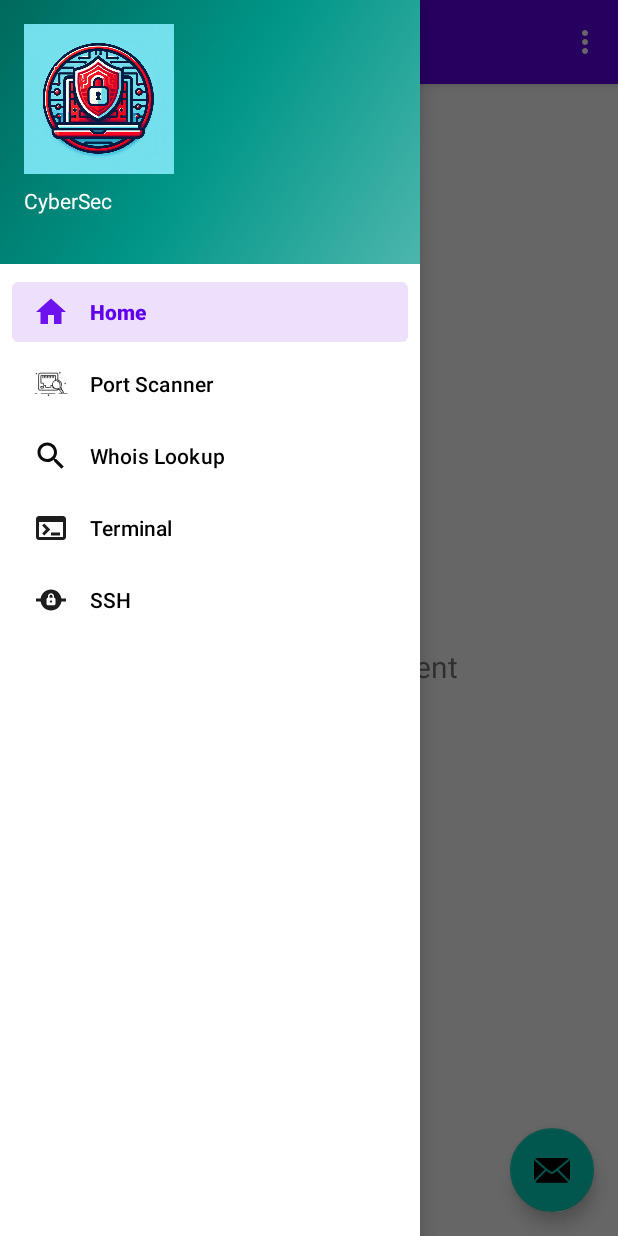
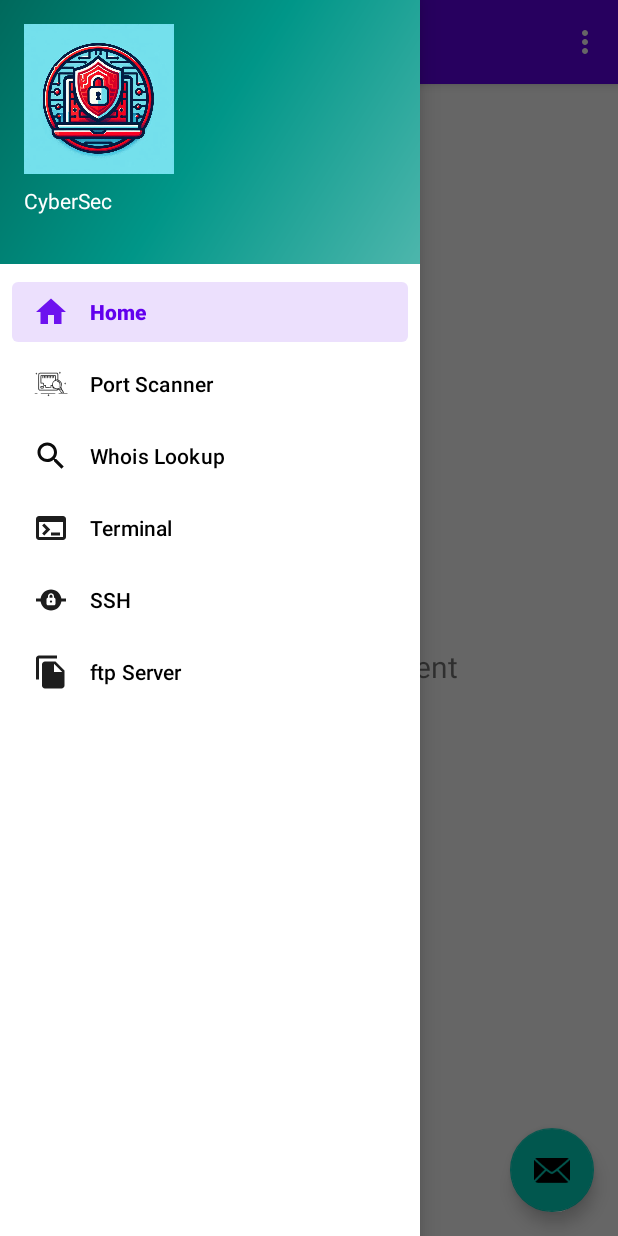
Before and after one commit to spyhydra/CyberSec, an Android app: the MainActivity screen opened directly, with no data from a screen before it, with the side drawer open, on a phone screen of 412 x 824 dp. Run offline under Robolectric (Android 15) with nearby library versions, the phone set to English and light mode, and no system bars; our stand-ins replace navigation-ui.

Commit message:
some fetures updated

```diff
--- /dev/null
+++ b/app/src/main/res/drawable/baseline_file_copy_24.xml
@@ -0,0 +1,5 @@
+<vector xmlns:android="http://schemas.android.com/apk/res/android" android:alpha="0.89" android:height="24dp" android:tint="#171719" android:viewportHeight="24" android:viewportWidth="24" android:width="24dp">
+
+    <path android:fillColor="@android:color/white" android:pathData="M16,1L4,1c-1.1,0 -2,0.9 -2,2v14h2L4,3h12L16,1zM15,5l6,6v10c0,1.1 -0.9,2 -2,2L7.99,23C6.89,23 6,22.1 6,21l0.01,-14c0,-1.1 0.89,-2 1.99,-2h7zM14,12h5.5L14,6.5L14,12z"/>
+
+</vector>
--- a/app/src/main/res/menu/activity_main_drawer.xml
+++ b/app/src/main/res/menu/activity_main_drawer.xml
@@ -26,5 +26,10 @@
             android:id="@+id/nav_ssh"
             android:icon="@drawable/baseline_private_connectivity_24"
             android:title="@string/menu_ssh" />
+
+        <item
+            android:id="@+id/nav_ftp"
+            android:icon="@drawable/baseline_file_copy_24"
+            android:title="@string/menu_ftp" />
     </group>
 </menu>
--- a/app/src/main/res/values/strings.xml
+++ b/app/src/main/res/values/strings.xml
@@ -12,4 +12,5 @@
     <string name="menu_slideshow">Whois Lookup</string>
     <string name="menu_ssh">SSH</string>
     <string name="menu_terminal">Terminal</string>
+    <string name="menu_ftp">ftp Server</string>
 </resources>
```
